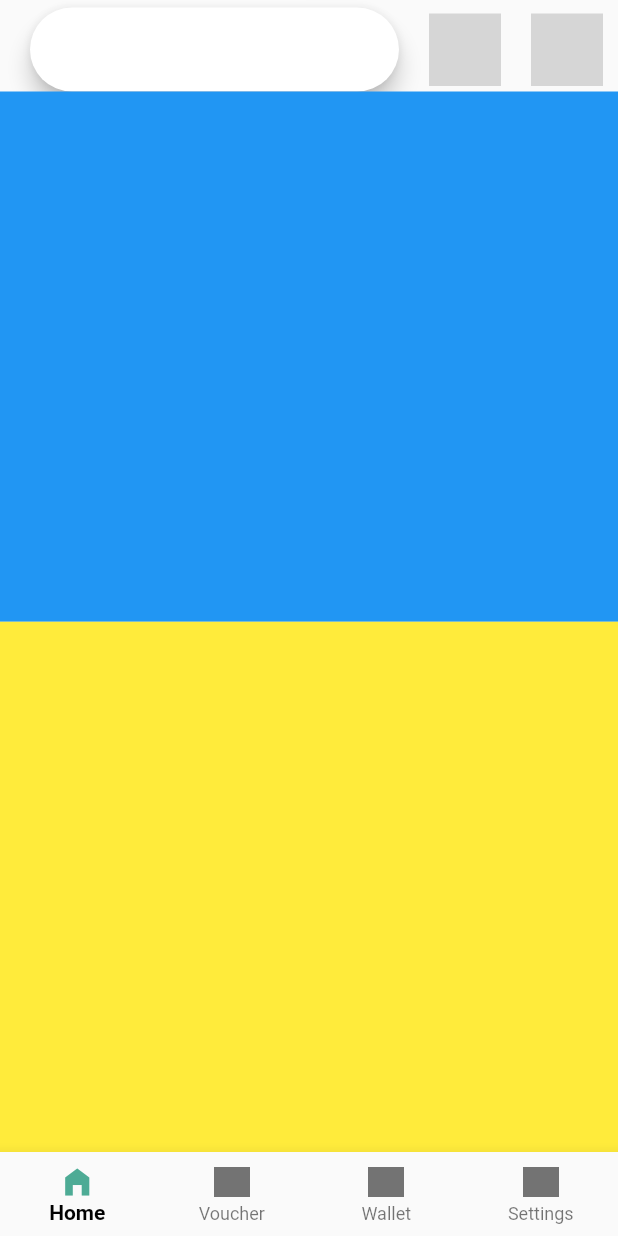
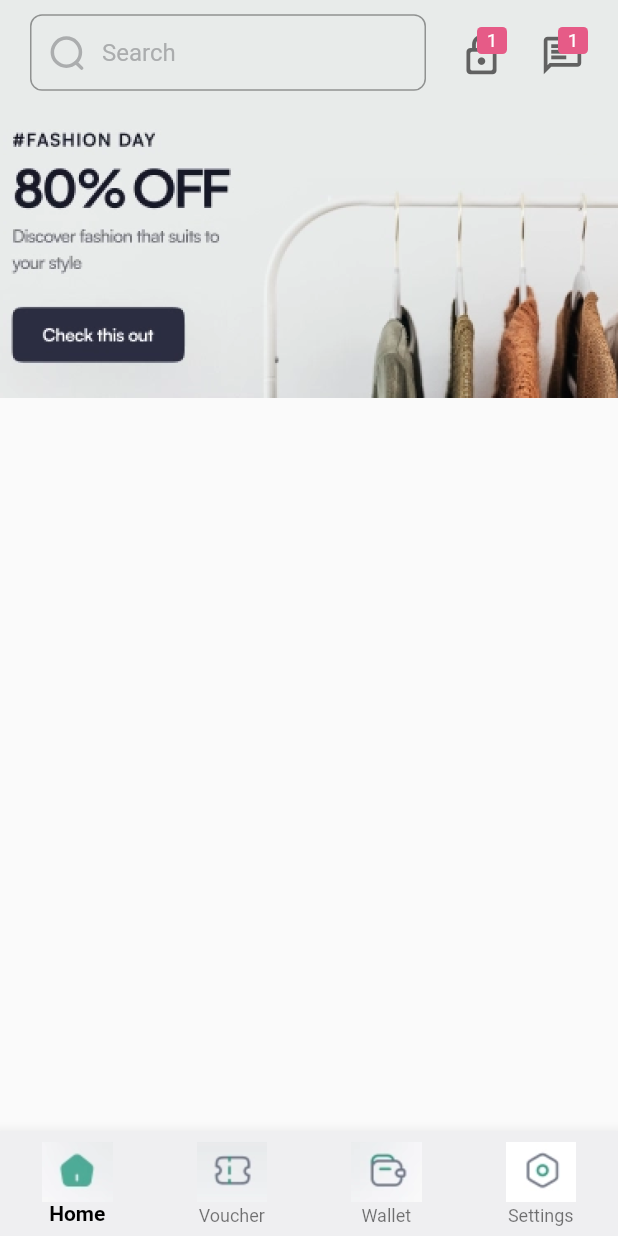
Before and after one commit to cs-onah/E-commerce, a Flutter app: the screen it shows after launch, on a phone screen of 412 x 824 dp. Run offline on Flutter 3.47's test engine with Material 2 defaults, Android fonts, the phone set to English and light mode, and no system bars; our stand-ins replace flutter_svg; grey boxes are pictures that could not be loaded.

Commit message:
Implemented carousel

```diff
--- a/lib/ui/screens/home_screen.dart
+++ b/lib/ui/screens/home_screen.dart
@@ -1,4 +1,5 @@
 import 'package:dribble_design/ui/widgets/badged_icon.dart';
+import 'package:dribble_design/ui/widgets/carousel.dart';
 import 'package:dribble_design/ui/widgets/search_bar.dart';
 import 'package:flutter/material.dart';
 import 'package:dribble_design/constant.dart';
@@ -13,63 +14,77 @@ class HomePage extends StatefulWidget {
 }
 
 class _HomePageState extends State<HomePage> {
-  int _currentIndex = 0;
-  bool isCurrentIndex = false;
-
   @override
   Widget build(BuildContext context) {
     return Scaffold(
       body: Column(
         children: <Widget>[
-          SizedBox(height: MediaQuery.of(context).padding.top + 5),
+          Stack(
+            children: [
+              //Carousel
+              Carousel(
+                children: [
+                  CarouselItem(
+                    child: Image.asset("images/poster1.png", fit: BoxFit.cover),
+                    themeColor: Color(0xffE8EBEA),
+                  ),
+                  CarouselItem(
+                    child: Image.asset("images/poster2.png", fit: BoxFit.cover),
+                    themeColor: Color(0xffE4DBDB),
+                  ),
+                ],
+              ),
               Container(
-            margin: const EdgeInsets.only(left: 20, right: 10),
+                height: 60,
+                margin: EdgeInsets.only(
+                  left: 20,
+                  right: 20,
+                  top: MediaQuery.of(context).padding.top + 5,
+                ),
                 child: Row(
                   children: [
                     Expanded(child: SearchBar()),
                     const SizedBox(width: 20),
-                BadgedIcon(),
+                    BadgedIcon(
+                      icon: Icon(Icons.lock_outline_rounded, size: 30, color: Colors.grey[700]),
+                    ),
                     const SizedBox(width: 20),
-                BadgedIcon(),
+                    BadgedIcon(
+                      icon: Icon(Icons.chat_outlined, size: 30, color: Colors.grey[700]),
+                    ),
                   ],
                 ),
               ),
-          Expanded(
-              child: Container(
-            color: Colors.blue,
-          )),
-          Expanded(
-              child: Container(
-            color: Colors.yellow,
-          ))
+            ],
+          ),
         ],
       ),
       bottomNavigationBar: BottomNavigationBar(
-        currentIndex: _currentIndex,
+        backgroundColor: Color(0xffEFEFF1),
+        currentIndex: 0,
         type: BottomNavigationBarType.fixed,
         selectedItemColor: Colors.black,
-        selectedLabelStyle: const TextStyle(
-          fontWeight: FontWeight.bold,
+        selectedLabelStyle: const TextStyle(fontWeight: FontWeight.bold),
+        selectedIconTheme: const IconThemeData(color: Color(0xFF4DAB95)),
+        items: [
+          BottomNavigationBarItem(
+            icon: Image.asset("images/home.png"),
+            label: 'Home',
           ),
-        selectedIconTheme: const IconThemeData(color: Color(0xFF4DAB95)),
-        items: const [
           BottomNavigationBarItem(
-              icon: Icon(
-                Icons.home_filled,
+            icon: Image.asset("images/voucher.png"),
+            label: 'Voucher',
           ),
-              label: 'Home'),
           BottomNavigationBarItem(
-              icon: ImageIcon(AssetImage(vouchers)), label: 'Voucher'),
+            icon: Image.asset("images/wallet.png"),
+            label: 'Wallet',
+          ),
           BottomNavigationBarItem(
-              icon: ImageIcon(AssetImage(wallets)), label: 'Wallet'),
-          BottomNavigationBarItem(
-              icon: ImageIcon(AssetImage(setting)), label: 'Settings')
+            icon: Image.asset("images/settings.png"),
+            label: 'Settings',
+          ),
         ],
-        onTap: (index) {
-          setState(() {
-            _currentIndex = index;
-          });
-        },
+        onTap: (_) {},
       ),
     );
   }
--- /dev/null
+++ b/lib/ui/widgets/badged_icon.dart
@@ -0,0 +1,36 @@
+import 'package:flutter/material.dart';
+
+class BadgedIcon extends StatelessWidget {
+  final Widget icon;
+  const BadgedIcon({
+    super.key, required this.icon,
+  });
+
+  @override
+  Widget build(BuildContext context) {
+    return SizedBox(
+      height: 34,
+      width: 34,
+      child: Stack(alignment: Alignment.topCenter, children: [
+        Align(alignment: Alignment.bottomCenter, child: icon),
+        Positioned(
+          right: 0,
+          child: Container(
+            height: 18,
+            width: 20,
+            decoration: const BoxDecoration(
+              borderRadius: BorderRadius.all(Radius.circular(3)),
+              color: Color(0xffE65B87),
+            ),
+            child: const Center(
+              child: Text(
+                '1',
+                style: TextStyle(color: Colors.white, fontSize: 12),
+              ),
+            ),
+          ),
+        )
+      ]),
+    );
+  }
+}
--- /dev/null
+++ b/lib/ui/widgets/carousel.dart
@@ -0,0 +1,41 @@
+import 'package:flutter/material.dart';
+
+class Carousel extends StatelessWidget {
+  final List<CarouselItem> children;
+  const Carousel({
+    super.key,
+    required this.children,
+  });
+
+  @override
+  Widget build(BuildContext context) {
+    return SizedBox(
+      height: 200 + 60 + MediaQuery.of(context).padding.top + 5,
+      child: PageView(
+        children: children
+            .map(
+              (item) => Container(
+                color: item.themeColor,
+                child: Column(
+                  mainAxisSize: MainAxisSize.min,
+                  children: [
+                    SizedBox(
+                      height: 60 + MediaQuery.of(context).padding.top + 5,
+                    ),
+                    //carousel content
+                    SizedBox(height: 200, child: item.child)
+                  ],
+                ),
+              ),
+            )
+            .toList(),
+      ),
+    );
+  }
+}
+
+class CarouselItem {
+  final Widget child;
+  final Color themeColor;
+  CarouselItem({required this.child, required this.themeColor});
+}
--- /dev/null
+++ b/lib/ui/widgets/search_bar.dart
@@ -0,0 +1,40 @@
+import 'package:flutter/material.dart';
+import 'package:flutter_svg/flutter_svg.dart';
+
+class SearchBar extends StatelessWidget {
+  const SearchBar({
+    super.key,
+  });
+
+  final searchUIColor = const Color(0xffABADAE);
+
+  @override
+  Widget build(BuildContext context) {
+    return TextFormField(
+      decoration: InputDecoration(
+        border: OutlineInputBorder(
+          borderRadius: BorderRadius.circular(8.0),
+          borderSide: BorderSide(color: searchUIColor),
+        ),
+        isDense: true,
+        prefixIcon: Row(
+          mainAxisSize: MainAxisSize.min,
+          children: [
+            const SizedBox(width: 12),
+            SizedBox(
+              height: 25,
+              width: 25,
+              child: SvgPicture.asset(
+                "images/svgs/search.svg",
+                fit: BoxFit.fitWidth,
+                color: searchUIColor,
+              ),
+            ),
+          ],
+        ),
+        hintText: 'Search',
+        hintStyle: TextStyle(color: searchUIColor),
+      ),
+    );
+  }
+}
```
Also changed, not shown: images/2.0x/poster1.png (added), images/2.0x/poster2.png (added), images/3.0x/poster1.png (added), images/3.0x/poster2.png (added), images/poster1.png (added), images/poster2.png (added), 1 other file. Lines whose indentation alone changed are shown as unchanged.
